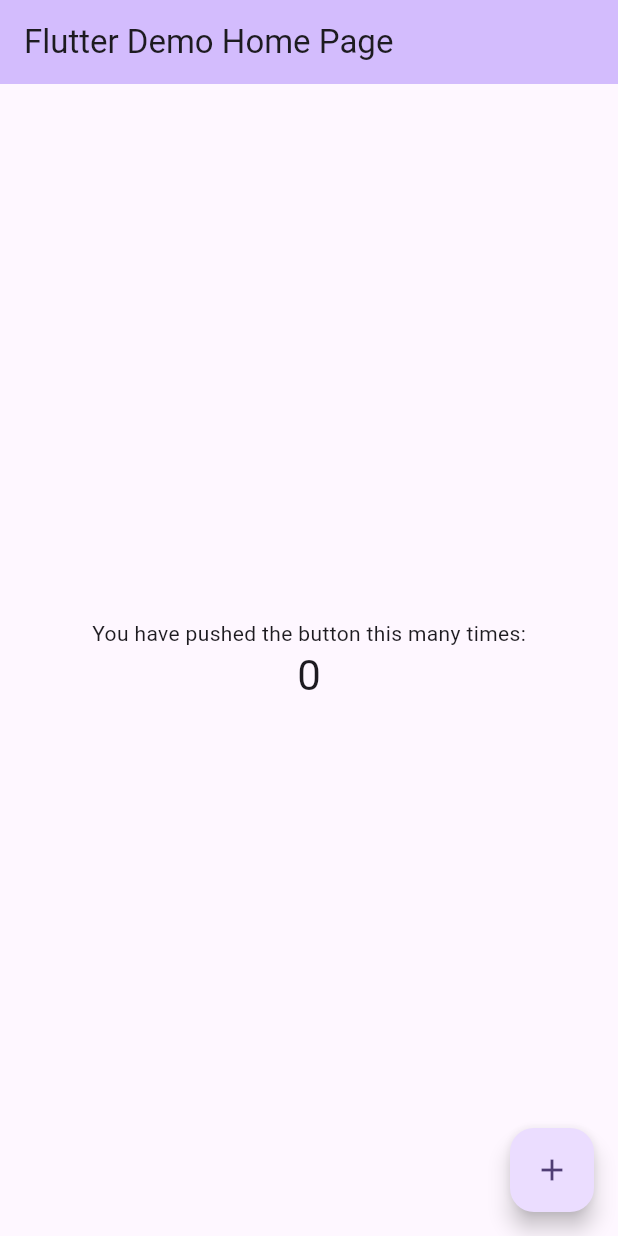
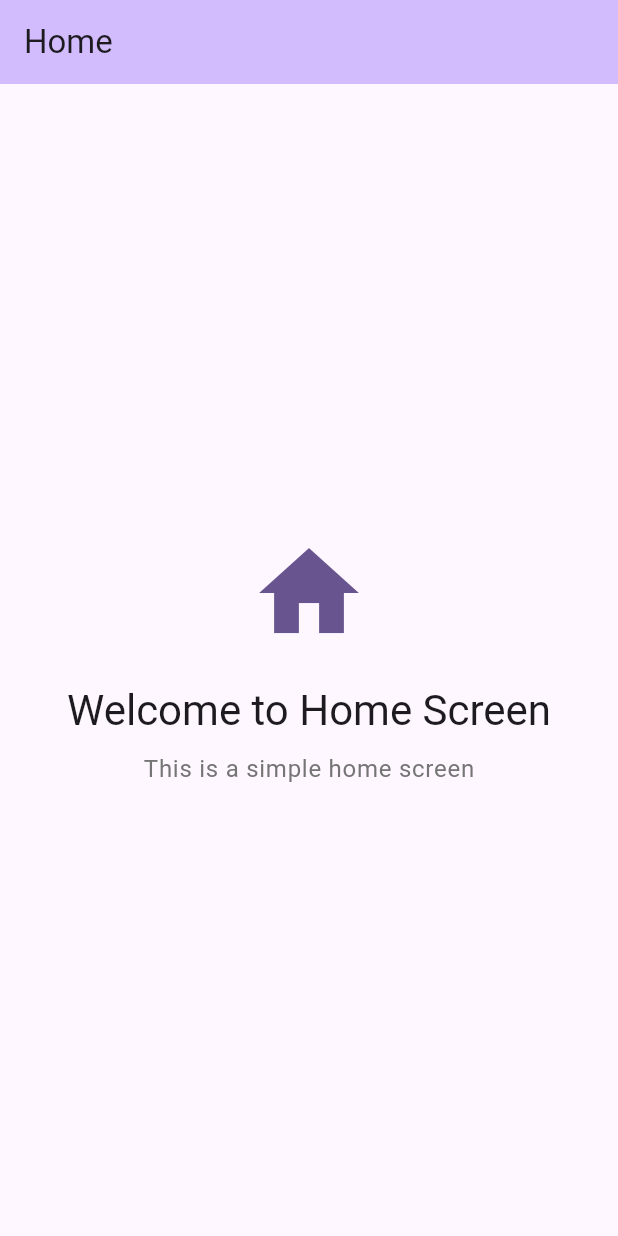
Before and after one commit to texttest37/gridPractice, a Flutter app: the screen it shows after launch, on a phone screen of 412 x 824 dp. Run offline on Flutter 3.47's test engine with Material 3 defaults, Android fonts, the phone set to English and light mode, and no system bars.

Commit message:
flutter app setup

```diff
--- /dev/null
+++ b/app/lib/constants/colors.dart
@@ -0,0 +1,13 @@
+
+import 'package:flutter/material.dart';
+
+class AppColors {
+  static const Color primaryColor = Color(0xFF6C63FF);
+  static const Color secondaryColor = Color(0xFF2D3142);
+  static const Color backgroundColor = Color(0xFFF5F5F5);
+  static const Color textPrimary = Color(0xFF2D3142);
+  static const Color textSecondary = Color(0xFF8D8D8D);
+  static const Color errorColor = Color(0xFFE63946);
+  static const Color successColor = Color(0xFF06D6A0);
+  static const Color white = Color(0xFFFFFFFF);
+}
--- a/app/lib/main.dart
+++ b/app/lib/main.dart
@@ -1,122 +1,6 @@
+import 'package:app/src/app.dart';
 import 'package:flutter/material.dart';
 
 void main() {
   runApp(const MyApp());
 }
-
-class MyApp extends StatelessWidget {
-  const MyApp({super.key});
-
-  // This widget is the root of your application.
-  @override
-  Widget build(BuildContext context) {
-    return MaterialApp(
-      title: 'Flutter Demo',
-      theme: ThemeData(
-        // This is the theme of your application.
-        //
-        // TRY THIS: Try running your application with "flutter run". You'll see
-        // the application has a purple toolbar. Then, without quitting the app,
-        // try changing the seedColor in the colorScheme below to Colors.green
-        // and then invoke "hot reload" (save your changes or press the "hot
-        // reload" button in a Flutter-supported IDE, or press "r" if you used
-        // the command line to start the app).
-        //
-        // Notice that the counter didn't reset back to zero; the application
-        // state is not lost during the reload. To reset the state, use hot
-        // restart instead.
-        //
-        // This works for code too, not just values: Most code changes can be
-        // tested with just a hot reload.
-        colorScheme: .fromSeed(seedColor: Colors.deepPurple),
-      ),
-      home: const MyHomePage(title: 'Flutter Demo Home Page'),
-    );
-  }
-}
-
-class MyHomePage extends StatefulWidget {
-  const MyHomePage({super.key, required this.title});
-
-  // This widget is the home page of your application. It is stateful, meaning
-  // that it has a State object (defined below) that contains fields that affect
-  // how it looks.
-
-  // This class is the configuration for the state. It holds the values (in this
-  // case the title) provided by the parent (in this case the App widget) and
-  // used by the build method of the State. Fields in a Widget subclass are
-  // always marked "final".
-
-  final String title;
-
-  @override
-  State<MyHomePage> createState() => _MyHomePageState();
-}
-
-class _MyHomePageState extends State<MyHomePage> {
-  int _counter = 0;
-
-  void _incrementCounter() {
-    setState(() {
-      // This call to setState tells the Flutter framework that something has
-      // changed in this State, which causes it to rerun the build method below
-      // so that the display can reflect the updated values. If we changed
-      // _counter without calling setState(), then the build method would not be
-      // called again, and so nothing would appear to happen.
-      _counter++;
-    });
-  }
-
-  @override
-  Widget build(BuildContext context) {
-    // This method is rerun every time setState is called, for instance as done
-    // by the _incrementCounter method above.
-    //
-    // The Flutter framework has been optimized to make rerunning build methods
-    // fast, so that you can just rebuild anything that needs updating rather
-    // than having to individually change instances of widgets.
-    return Scaffold(
-      appBar: AppBar(
-        // TRY THIS: Try changing the color here to a specific color (to
-        // Colors.amber, perhaps?) and trigger a hot reload to see the AppBar
-        // change color while the other colors stay the same.
-        backgroundColor: Theme.of(context).colorScheme.inversePrimary,
-        // Here we take the value from the MyHomePage object that was created by
-        // the App.build method, and use it to set our appbar title.
-        title: Text(widget.title),
-      ),
-      body: Center(
-        // Center is a layout widget. It takes a single child and positions it
-        // in the middle of the parent.
-        child: Column(
-          // Column is also a layout widget. It takes a list of children and
-          // arranges them vertically. By default, it sizes itself to fit its
-          // children horizontally, and tries to be as tall as its parent.
-          //
-          // Column has various properties to control how it sizes itself and
-          // how it positions its children. Here we use mainAxisAlignment to
-          // center the children vertically; the main axis here is the vertical
-          // axis because Columns are vertical (the cross axis would be
-          // horizontal).
-          //
-          // TRY THIS: Invoke "debug painting" (choose the "Toggle Debug Paint"
-          // action in the IDE, or press "p" in the console), to see the
-          // wireframe for each widget.
-          mainAxisAlignment: .center,
-          children: [
-            const Text('You have pushed the button this many times:'),
-            Text(
-              '$_counter',
-              style: Theme.of(context).textTheme.headlineMedium,
-            ),
-          ],
-        ),
-      ),
-      floatingActionButton: FloatingActionButton(
-        onPressed: _incrementCounter,
-        tooltip: 'Increment',
-        child: const Icon(Icons.add),
-      ),
-    );
-  }
-}
--- /dev/null
+++ b/app/lib/src/app.dart
@@ -0,0 +1,18 @@
+import 'package:app/src/screens/home_screen.dart';
+import 'package:flutter/material.dart';
+
+class MyApp extends StatelessWidget {
+  const MyApp({super.key});
+
+  // This widget is the root of your application.
+  @override
+  Widget build(BuildContext context) {
+    return MaterialApp(
+      title: 'Flutter Demo',
+      theme: ThemeData(
+        colorScheme: ColorScheme.fromSeed(seedColor: Colors.deepPurple),
+      ),
+      home: const HomeScreen(),
+    );
+  }
+}
--- /dev/null
+++ b/app/lib/src/screens/home_screen.dart
@@ -0,0 +1,39 @@
+import 'package:flutter/material.dart';
+
+class HomeScreen extends StatelessWidget {
+  const HomeScreen({super.key});
+
+  @override
+  Widget build(BuildContext context) {
+    return Scaffold(
+      appBar: AppBar(
+        title: const Text('Home'),
+        backgroundColor: Theme.of(context).colorScheme.inversePrimary,
+      ),
+      body: Center(
+        child: Column(
+          mainAxisAlignment: MainAxisAlignment.center,
+          children: [
+            Icon(
+              Icons.home,
+              size: 80,
+              color: Theme.of(context).colorScheme.primary,
+            ),
+            const SizedBox(height: 20),
+            Text(
+              'Welcome to Home Screen',
+              style: Theme.of(context).textTheme.headlineMedium,
+            ),
+            const SizedBox(height: 10),
+            Text(
+              'This is a simple home screen',
+              style: Theme.of(context).textTheme.bodyLarge?.copyWith(
+                color: Colors.grey[600],
+              ),
+            ),
+          ],
+        ),
+      ),
+    );
+  }
+}
```
Also changed, not shown: 1 other file.
